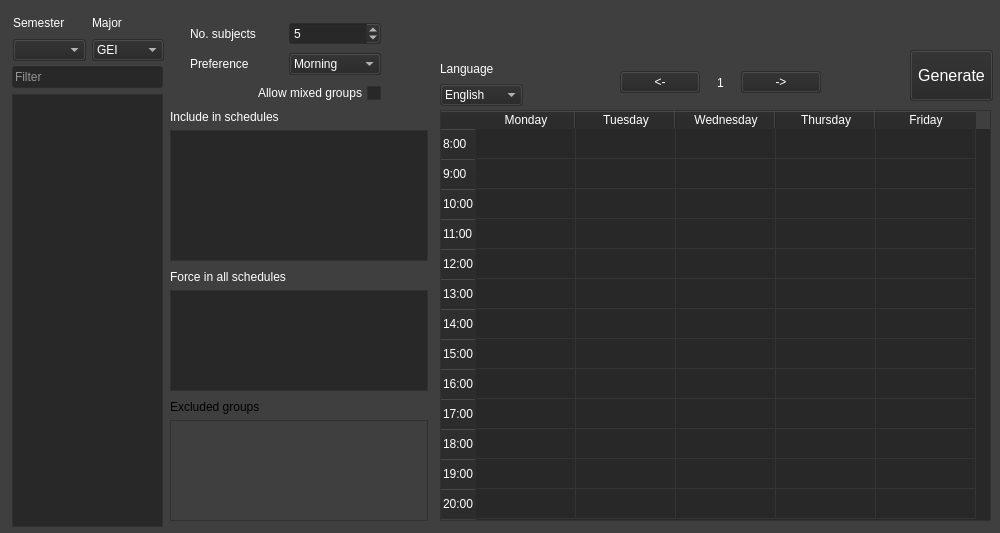
This is ui/MyForm.ui in DarkJaslo/Horaris-FIB as Qt 5 draws it before an edit. The edited form follows.
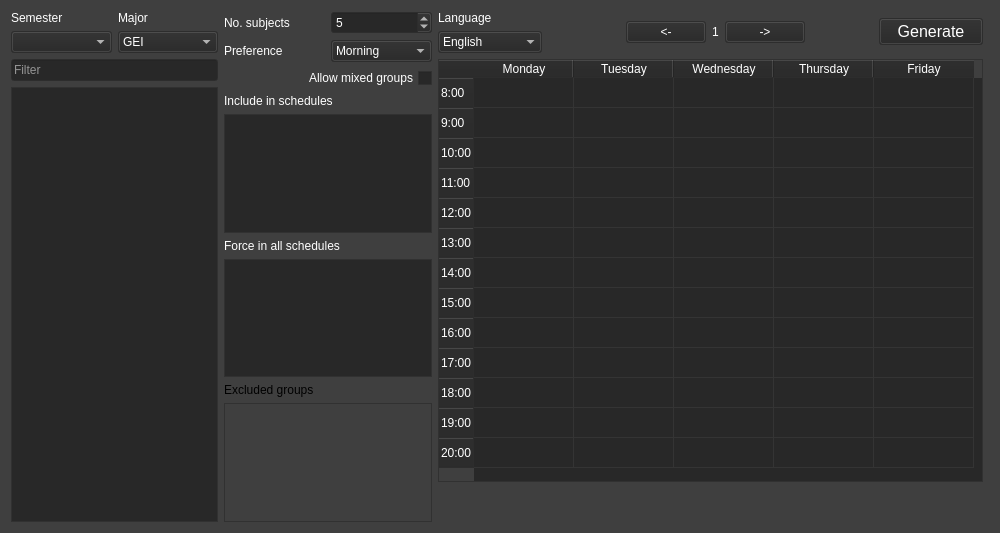
This is the edited form. Custom widgets are drawn as their Qt base class.

Patch:
```diff
--- a/ui/MyForm.ui
+++ b/ui/MyForm.ui
@@ -482,244 +482,12 @@
   <property name="windowTitle">
    <string>Horaris FIB</string>
   </property>
-  <widget class="App" name="appWidget" native="true">
-   <property name="geometry">
-    <rect>
-     <x>828</x>
-     <y>9</y>
-     <width>16</width>
-     <height>616</height>
-    </rect>
-   </property>
-  </widget>
-  <widget class="QTableWidget" name="tableWidget">
-   <property name="geometry">
-    <rect>
-     <x>440</x>
-     <y>110</y>
-     <width>551</width>
-     <height>411</height>
-    </rect>
-   </property>
-   <row>
-    <property name="text">
-     <string>8:00</string>
-    </property>
-   </row>
-   <row>
-    <property name="text">
-     <string>9:00</string>
-    </property>
-   </row>
-   <row>
-    <property name="text">
-     <string>10:00</string>
-    </property>
-   </row>
-   <row>
-    <property name="text">
-     <string>11:00</string>
-    </property>
-   </row>
-   <row>
-    <property name="text">
-     <string>12:00</string>
-    </property>
-   </row>
-   <row>
-    <property name="text">
-     <string>13:00</string>
-    </property>
-   </row>
-   <row>
-    <property name="text">
-     <string>14:00</string>
-    </property>
-   </row>
-   <row>
-    <property name="text">
-     <string>15:00</string>
-    </property>
-   </row>
-   <row>
-    <property name="text">
-     <string>16:00</string>
-    </property>
-   </row>
-   <row>
-    <property name="text">
-     <string>17:00</string>
-    </property>
-   </row>
-   <row>
-    <property name="text">
-     <string>18:00</string>
-    </property>
-   </row>
-   <row>
-    <property name="text">
-     <string>19:00</string>
-    </property>
-   </row>
-   <row>
-    <property name="text">
-     <string>20:00</string>
-    </property>
-   </row>
-   <column>
-    <property name="text">
-     <string>Monday</string>
-    </property>
-   </column>
-   <column>
-    <property name="text">
-     <string>Tuesday</string>
-    </property>
-   </column>
-   <column>
-    <property name="text">
-     <string>Wednesday</string>
-    </property>
-   </column>
-   <column>
-    <property name="text">
-     <string>Thursday</string>
-    </property>
-   </column>
-   <column>
-    <property name="text">
-     <string>Friday</string>
-    </property>
-   </column>
-   <item row="0" column="0">
-    <property name="text">
-     <string/>
-    </property>
-    <property name="textAlignment">
-     <set>AlignCenter</set>
-    </property>
-   </item>
-  </widget>
-  <widget class="QWidget" name="">
-   <property name="geometry">
-    <rect>
-     <x>440</x>
-     <y>60</y>
-     <width>83</width>
-     <height>46</height>
-    </rect>
-   </property>
-   <layout class="QVBoxLayout" name="verticalLayout_8">
+  <layout class="QHBoxLayout" name="horizontalLayout_7">
     <item>
-     <widget class="QLabel" name="label_4">
-      <property name="text">
-       <string>Language</string>
-      </property>
-     </widget>
-    </item>
+    <layout class="QHBoxLayout" name="horizontalLayout_6">
     <item>
-     <widget class="QComboBox" name="comboBox_2">
+      <layout class="QVBoxLayout" name="verticalLayout_12">
       <item>
-       <property name="text">
-        <string>English</string>
-       </property>
-      </item>
-      <item>
-       <property name="text">
-        <string>Español</string>
-       </property>
-      </item>
-      <item>
-       <property name="text">
-        <string>Catala</string>
-       </property>
-      </item>
-     </widget>
-    </item>
-   </layout>
-  </widget>
-  <widget class="QWidget" name="">
-   <property name="geometry">
-    <rect>
-     <x>170</x>
-     <y>400</y>
-     <width>258</width>
-     <height>121</height>
-    </rect>
-   </property>
-   <layout class="QVBoxLayout" name="verticalLayout">
-    <item>
-     <widget class="QLabel" name="label_3">
-      <property name="enabled">
-       <bool>false</bool>
-      </property>
-      <property name="text">
-       <string>Excluded groups</string>
-      </property>
-     </widget>
-    </item>
-    <item>
-     <widget class="QListWidget" name="listExclude">
-      <property name="enabled">
-       <bool>false</bool>
-      </property>
-     </widget>
-    </item>
-   </layout>
-  </widget>
-  <widget class="QWidget" name="">
-   <property name="geometry">
-    <rect>
-     <x>170</x>
-     <y>270</y>
-     <width>258</width>
-     <height>121</height>
-    </rect>
-   </property>
-   <layout class="QVBoxLayout" name="verticalLayout_2">
-    <item>
-     <widget class="QLabel" name="labelAlways">
-      <property name="text">
-       <string>Force in all schedules</string>
-      </property>
-     </widget>
-    </item>
-    <item>
-     <widget class="QListWidget" name="listAlways"/>
-    </item>
-   </layout>
-  </widget>
-  <widget class="QWidget" name="">
-   <property name="geometry">
-    <rect>
-     <x>170</x>
-     <y>110</y>
-     <width>258</width>
-     <height>151</height>
-    </rect>
-   </property>
-   <layout class="QVBoxLayout" name="verticalLayout_3">
-    <item>
-     <widget class="QLabel" name="labelInclude">
-      <property name="text">
-       <string>Include in schedules</string>
-      </property>
-     </widget>
-    </item>
-    <item>
-     <widget class="QListWidget" name="listInclude"/>
-    </item>
-   </layout>
-  </widget>
-  <widget class="QWidget" name="">
-   <property name="geometry">
-    <rect>
-     <x>13</x>
-     <y>13</y>
-     <width>151</width>
-     <height>48</height>
-    </rect>
-   </property>
    <layout class="QHBoxLayout" name="horizontalLayout_4">
     <item>
      <layout class="QVBoxLayout" name="verticalLayout_5">
@@ -772,16 +540,8 @@
      </layout>
     </item>
    </layout>
-  </widget>
-  <widget class="QWidget" name="">
-   <property name="geometry">
-    <rect>
-     <x>12</x>
-     <y>66</y>
-     <width>151</width>
-     <height>461</height>
-    </rect>
-   </property>
+       </item>
+       <item>
    <layout class="QVBoxLayout" name="verticalLayout_6">
     <item>
      <widget class="QLineEdit" name="lineEdit">
@@ -800,16 +560,12 @@
      </widget>
     </item>
    </layout>
-  </widget>
-  <widget class="QWidget" name="">
-   <property name="geometry">
-    <rect>
-     <x>190</x>
-     <y>20</y>
-     <width>191</width>
-     <height>86</height>
-    </rect>
-   </property>
+       </item>
+      </layout>
+     </item>
+     <item>
+      <layout class="QVBoxLayout" name="verticalLayout_11">
+       <item>
    <layout class="QVBoxLayout" name="verticalLayout_7">
     <item>
      <layout class="QHBoxLayout" name="horizontalLayout">
@@ -876,16 +632,115 @@
      </widget>
     </item>
    </layout>
-  </widget>
-  <widget class="QWidget" name="">
-   <property name="geometry">
-    <rect>
-     <x>620</x>
-     <y>70</y>
-     <width>201</width>
-     <height>25</height>
-    </rect>
-   </property>
+       </item>
+       <item>
+        <layout class="QVBoxLayout" name="verticalLayout_10">
+         <item>
+          <layout class="QVBoxLayout" name="verticalLayout_3">
+           <item>
+            <widget class="QLabel" name="labelInclude">
+             <property name="text">
+              <string>Include in schedules</string>
+             </property>
+            </widget>
+           </item>
+           <item>
+            <widget class="QListWidget" name="listInclude"/>
+           </item>
+          </layout>
+         </item>
+         <item>
+          <layout class="QVBoxLayout" name="verticalLayout_2">
+           <item>
+            <widget class="QLabel" name="labelAlways">
+             <property name="text">
+              <string>Force in all schedules</string>
+             </property>
+            </widget>
+           </item>
+           <item>
+            <widget class="QListWidget" name="listAlways"/>
+           </item>
+          </layout>
+         </item>
+         <item>
+          <layout class="QVBoxLayout" name="verticalLayout">
+           <item>
+            <widget class="QLabel" name="label_3">
+             <property name="enabled">
+              <bool>false</bool>
+             </property>
+             <property name="text">
+              <string>Excluded groups</string>
+             </property>
+            </widget>
+           </item>
+           <item>
+            <widget class="QListWidget" name="listExclude">
+             <property name="enabled">
+              <bool>false</bool>
+             </property>
+            </widget>
+           </item>
+          </layout>
+         </item>
+        </layout>
+       </item>
+      </layout>
+     </item>
+    </layout>
+   </item>
+   <item>
+    <layout class="QVBoxLayout" name="verticalLayout_13">
+     <item>
+      <layout class="QHBoxLayout" name="horizontalLayout_5">
+       <item>
+        <layout class="QVBoxLayout" name="verticalLayout_8">
+         <item>
+          <widget class="QLabel" name="label_4">
+           <property name="text">
+            <string>Language</string>
+           </property>
+          </widget>
+         </item>
+         <item>
+          <widget class="QComboBox" name="comboBox_2">
+           <item>
+            <property name="text">
+             <string>English</string>
+            </property>
+           </item>
+           <item>
+            <property name="text">
+             <string>Español</string>
+            </property>
+           </item>
+           <item>
+            <property name="text">
+             <string>Catala</string>
+            </property>
+           </item>
+          </widget>
+         </item>
+        </layout>
+       </item>
+       <item>
+        <spacer name="horizontalSpacer">
+         <property name="orientation">
+          <enum>Qt::Horizontal</enum>
+         </property>
+         <property name="sizeType">
+          <enum>QSizePolicy::Fixed</enum>
+         </property>
+         <property name="sizeHint" stdset="0">
+          <size>
+           <width>78</width>
+           <height>20</height>
+          </size>
+         </property>
+        </spacer>
+       </item>
+       <item>
    <layout class="QHBoxLayout" name="horizontalLayout_3">
     <item>
      <widget class="QPushButton" name="leftButton">
@@ -912,16 +767,25 @@
      </widget>
     </item>
    </layout>
-  </widget>
+       </item>
+       <item>
+        <spacer name="horizontalSpacer_2">
+         <property name="orientation">
+          <enum>Qt::Horizontal</enum>
+         </property>
+         <property name="sizeType">
+          <enum>QSizePolicy::Fixed</enum>
+         </property>
+         <property name="sizeHint" stdset="0">
+          <size>
+           <width>68</width>
+           <height>20</height>
+          </size>
+         </property>
+        </spacer>
+       </item>
+       <item>
   <widget class="QPushButton" name="pushButtonGenerate">
-   <property name="geometry">
-    <rect>
-     <x>910</x>
-     <y>50</y>
-     <width>83</width>
-     <height>51</height>
-    </rect>
-   </property>
    <property name="font">
     <font>
      <pointsize>12</pointsize>
@@ -931,6 +795,143 @@
     <string>Generate</string>
    </property>
   </widget>
+       </item>
+      </layout>
+     </item>
+     <item>
+      <layout class="QVBoxLayout" name="verticalLayout_9">
+       <item>
+        <widget class="QTableWidget" name="tableWidget">
+         <property name="minimumSize">
+          <size>
+           <width>545</width>
+           <height>400</height>
+          </size>
+         </property>
+         <row>
+          <property name="text">
+           <string>8:00</string>
+          </property>
+         </row>
+         <row>
+          <property name="text">
+           <string>9:00</string>
+          </property>
+         </row>
+         <row>
+          <property name="text">
+           <string>10:00</string>
+          </property>
+         </row>
+         <row>
+          <property name="text">
+           <string>11:00</string>
+          </property>
+         </row>
+         <row>
+          <property name="text">
+           <string>12:00</string>
+          </property>
+         </row>
+         <row>
+          <property name="text">
+           <string>13:00</string>
+          </property>
+         </row>
+         <row>
+          <property name="text">
+           <string>14:00</string>
+          </property>
+         </row>
+         <row>
+          <property name="text">
+           <string>15:00</string>
+          </property>
+         </row>
+         <row>
+          <property name="text">
+           <string>16:00</string>
+          </property>
+         </row>
+         <row>
+          <property name="text">
+           <string>17:00</string>
+          </property>
+         </row>
+         <row>
+          <property name="text">
+           <string>18:00</string>
+          </property>
+         </row>
+         <row>
+          <property name="text">
+           <string>19:00</string>
+          </property>
+         </row>
+         <row>
+          <property name="text">
+           <string>20:00</string>
+          </property>
+         </row>
+         <column>
+          <property name="text">
+           <string>Monday</string>
+          </property>
+         </column>
+         <column>
+          <property name="text">
+           <string>Tuesday</string>
+          </property>
+         </column>
+         <column>
+          <property name="text">
+           <string>Wednesday</string>
+          </property>
+         </column>
+         <column>
+          <property name="text">
+           <string>Thursday</string>
+          </property>
+         </column>
+         <column>
+          <property name="text">
+           <string>Friday</string>
+          </property>
+         </column>
+         <item row="0" column="0">
+          <property name="text">
+           <string/>
+          </property>
+          <property name="textAlignment">
+           <set>AlignCenter</set>
+          </property>
+         </item>
+        </widget>
+       </item>
+       <item>
+        <spacer name="verticalSpacer">
+         <property name="orientation">
+          <enum>Qt::Vertical</enum>
+         </property>
+         <property name="sizeType">
+          <enum>QSizePolicy::Minimum</enum>
+         </property>
+         <property name="sizeHint" stdset="0">
+          <size>
+           <width>20</width>
+           <height>40</height>
+          </size>
+         </property>
+        </spacer>
+       </item>
+      </layout>
+     </item>
+    </layout>
+   </item>
+   <item>
+    <widget class="App" name="appWidget" native="true"/>
+   </item>
+  </layout>
  </widget>
  <customwidgets>
   <customwidget>
```
Lines whose indentation alone changed are shown as unchanged.
